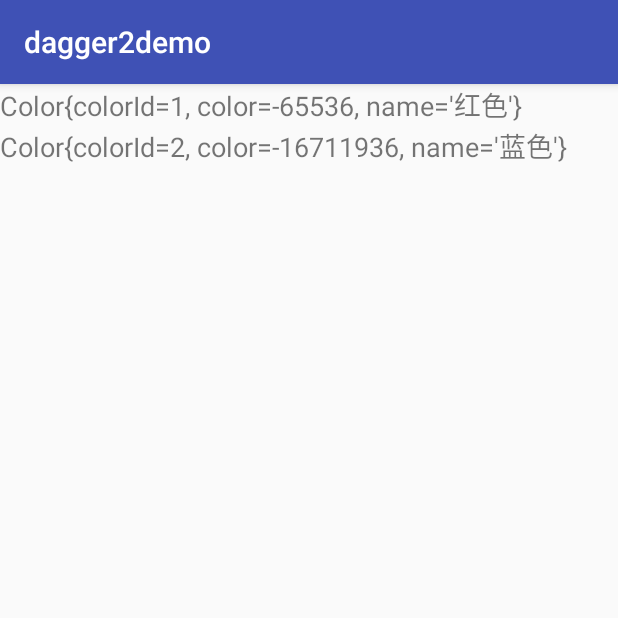
After one commit to JiabusLee/Dagger2Demo, an Android app: the QualifierActivity screen opened directly, with no data from a screen before it, on a phone screen of 412 x 824 dp, the top half of it. The commit adds this screen. Run offline under Robolectric (Android 15) with nearby library versions, the phone set to English and light mode, and no system bars; our stand-ins replace ButterKnife, Dagger/Hilt's generated code.

Commit message:
@Qualifer的使用Demo

```diff
--- a/app/src/main/AndroidManifest.xml
+++ b/app/src/main/AndroidManifest.xml
@@ -24,6 +24,7 @@
         </activity>
         <activity android:name=".mvp.SecondActivity" />
         <activity android:name=".ConstructorInjectActivity" />
+        <activity android:name=".QualifierActivity" />
     </application>
 
 </manifest>
--- a/app/src/main/java/com/example/dagger2demo/MainActivity.java
+++ b/app/src/main/java/com/example/dagger2demo/MainActivity.java
@@ -50,7 +50,7 @@ public class MainActivity extends BaseActivity {
 
     }
 
-    @OnClick({R.id.main_click, R.id.main_click2})
+    @OnClick({R.id.main_click, R.id.main_click2, R.id.main_click3})
     public void onClick(View view) {
         switch (view.getId()) {
             case R.id.main_click:
@@ -59,6 +59,9 @@ public class MainActivity extends BaseActivity {
             case R.id.main_click2:
                 ConstructorInjectActivity.start(this);
                 break;
+            case R.id.main_click3:
+                QualifierActivity.start(this);
+                break;
             default:
                 break;
         }
--- /dev/null
+++ b/app/src/main/java/com/example/dagger2demo/QualifierActivity.java
@@ -0,0 +1,55 @@
+package com.example.dagger2demo;
+
+import android.content.Intent;
+import android.os.Bundle;
+import android.support.annotation.Nullable;
+import android.widget.TextView;
+
+import com.example.dagger2demo.activities.BaseActivity;
+import com.example.dagger2demo.dagger.component.DaggerQualifierComponent;
+import com.example.dagger2demo.dagger.scope.BlueColor;
+import com.example.dagger2demo.dagger.scope.RedColor;
+import com.example.dagger2demo.model.Color;
+
+import javax.inject.Inject;
+
+import butterknife.BindView;
+import butterknife.ButterKnife;
+
+/**
+ * Created by HERO on 2017/4/17.
+ */
+
+public class QualifierActivity extends BaseActivity {
+
+    @Inject
+    @RedColor
+    Color redColor;
+
+    @Inject
+    @BlueColor
+    Color blueColor;
+
+    @BindView(R.id.qualifier_A)
+    TextView qualifierA;
+
+    @BindView(R.id.qualifier_B)
+    TextView qualifierB;
+
+    public static void start(BaseActivity activity) {
+        activity.startActivity(new Intent(activity, QualifierActivity.class));
+    }
+
+    @Override
+    protected void onCreate(@Nullable Bundle savedInstanceState) {
+        super.onCreate(savedInstanceState);
+        setContentView(R.layout.activity_qualifier);
+        ButterKnife.bind(this);
+
+        DaggerQualifierComponent.builder().build().inject(this);
+
+        qualifierA.setText(redColor.toString());
+        qualifierB.setText(blueColor.toString());
+
+    }
+}
--- /dev/null
+++ b/app/src/main/java/com/example/dagger2demo/dagger/modules/ColorModule.java
@@ -0,0 +1,34 @@
+package com.example.dagger2demo.dagger.modules;
+
+import com.example.dagger2demo.dagger.scope.BlueColor;
+import com.example.dagger2demo.dagger.scope.RedColor;
+import com.example.dagger2demo.model.Color;
+
+import dagger.Module;
+import dagger.Provides;
+
+/**
+ *
+ * Created by HERO on 2017/4/17.
+ */
+@Module
+public class ColorModule {
+
+    @Provides
+    @RedColor
+    public Color provideRedColor() {
+
+        return new Color(1, android.graphics.Color.parseColor("#FF0000"), "红色");
+
+    }
+
+    @Provides
+    @BlueColor
+    public Color provideBlueColor() {
+
+        return new Color(2, android.graphics.Color.parseColor("#00FF00"), "蓝色");
+
+    }
+
+
+}
--- /dev/null
+++ b/app/src/main/java/com/example/dagger2demo/model/Color.java
@@ -0,0 +1,52 @@
+package com.example.dagger2demo.model;
+
+/**
+ * Created by HERO on 2017/4/17.
+ */
+
+public class Color {
+  private   int colorId;
+  private   int color;
+  private   String name;
+
+
+    public Color(int colorId, int color, String name) {
+        this.colorId = colorId;
+        this.color = color;
+        this.name = name;
+    }
+
+    public int getColorId() {
+        return colorId;
+    }
+
+    public void setColorId(int colorId) {
+        this.colorId = colorId;
+    }
+
+    public int getColor() {
+        return color;
+    }
+
+    public void setColor(int color) {
+        this.color = color;
+    }
+
+    public String getName() {
+        return name;
+    }
+
+    public void setName(String name) {
+        this.name = name;
+    }
+
+    @Override
+    public String toString() {
+        return "Color{" +
+                "colorId=" + colorId +
+                ", color=" + color +
+                ", name='" + name + '\'' +
+                '}';
+    }
+
+}
--- /dev/null
+++ b/app/src/main/res/layout/activity_qualifier.xml
@@ -0,0 +1,22 @@
+<?xml version="1.0" encoding="utf-8"?>
+<LinearLayout xmlns:android="http://schemas.android.com/apk/res/android"
+    android:layout_width="match_parent"
+    android:layout_height="match_parent"
+    android:orientation="vertical">
+
+    <TextView
+        android:id="@+id/qualifier_A"
+        android:layout_width="wrap_content"
+        android:layout_height="wrap_content"
+        android:text="A"
+        android:textSize="18sp" />
+
+    <TextView
+        android:id="@+id/qualifier_B"
+        android:layout_width="wrap_content"
+        android:layout_height="wrap_content"
+        android:text="B"
+        android:textSize="18sp" />
+
+
+</LinearLayout>
```
Also changed, not shown: app/src/main/java/com/example/dagger2demo/dagger/component/QualifierComponent.java (added, +15 -0 lines), app/src/main/java/com/example/dagger2demo/dagger/scope/BlueColor.java (added, +14 -0 lines), app/src/main/java/com/example/dagger2demo/dagger/scope/RedColor.java (renamed from app/src/main/java/com/example/dagger2demo/dagger/scope/DefaultPreferences.java, +2 -6 lines), app/src/main/res/layout/content_main.xml (+7 -0 lines).
